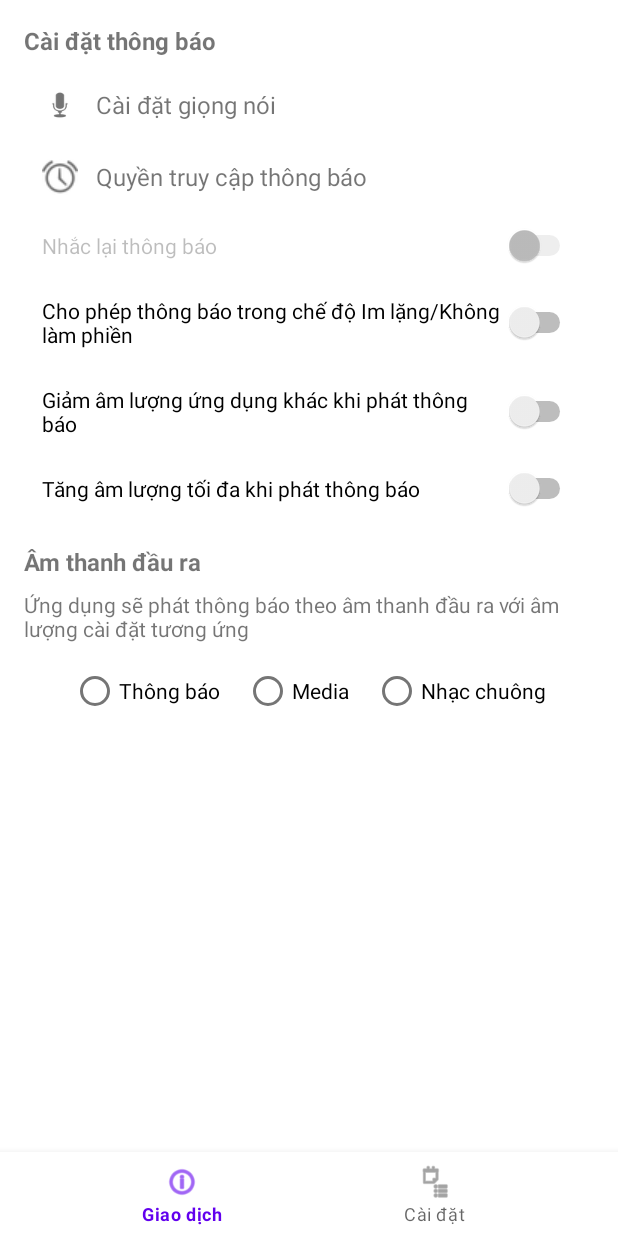
After one commit to Thang0611/NotiBank, an Android app: the fragment SettingsFragment placed in its activity, on a phone screen of 412 x 824 dp. The commit adds this screen. Run offline under Robolectric (Android 15) with nearby library versions, the phone set to English and light mode, and no system bars.

Commit message:
add settings

```diff
--- a/app/src/main/java/com/example/banknotireader/MainActivity.java
+++ b/app/src/main/java/com/example/banknotireader/MainActivity.java
@@ -19,7 +19,7 @@ public class MainActivity extends AppCompatActivity {
             if (item.getItemId() == R.id.nav_home) {
                 selectedFragment = new MainFragment();
             } else if (item.getItemId() == R.id.nav_chart) {
-                selectedFragment = new ChartFragment();
+                selectedFragment = new SettingsFragment();
             }
             getSupportFragmentManager().beginTransaction()
                     .replace(R.id.fragment_container, selectedFragment)
--- /dev/null
+++ b/app/src/main/java/com/example/banknotireader/SettingsFragment.java
@@ -0,0 +1,133 @@
+package com.example.banknotireader;
+
+import android.app.NotificationManager;
+import android.content.Context;
+import android.content.Intent;
+import android.content.SharedPreferences;
+import android.media.AudioManager;
+import android.os.Build;
+import android.os.Bundle;
+import android.provider.Settings;
+import android.view.LayoutInflater;
+import android.view.View;
+import android.view.ViewGroup;
+import android.widget.ImageView;
+import android.widget.LinearLayout;
+import android.widget.RadioGroup;
+import android.widget.Switch;
+import android.widget.TextView;
+import android.widget.Toast;
+
+import androidx.annotation.Nullable;
+import androidx.annotation.RequiresApi;
+import androidx.fragment.app.Fragment;
+
+import com.example.banknotireader.R;
+
+public class SettingsFragment extends Fragment {
+
+    private Switch switchNotifyInDnd, switchDuckOtherApps, switchBoostVolume;
+    private RadioGroup radioGroupOutput;
+    private AudioManager audioManager;
+
+    private LinearLayout layoutVoiceSettings, layoutNotificationAccess;
+
+    @Nullable
+    @Override
+    public View onCreateView(LayoutInflater inflater, ViewGroup container, Bundle savedInstanceState) {
+        View view = inflater.inflate(R.layout.fragment_settings, container, false);
+
+        // Khởi tạo AudioManager
+        audioManager = (AudioManager) requireContext().getSystemService(Context.AUDIO_SERVICE);
+
+        // Ánh xạ Switch
+        switchNotifyInDnd = view.findViewById(R.id.switch_notify_in_dnd);
+        switchDuckOtherApps = view.findViewById(R.id.switch_duck_other_apps);
+        switchBoostVolume = view.findViewById(R.id.switch_boost_volume);
+
+        // Ánh xạ RadioGroup
+        radioGroupOutput = view.findViewById(R.id.radio_output);
+
+        // Ánh xạ các mục cài đặt giọng nói và truy cập thông báo
+        layoutVoiceSettings = view.findViewById(R.id.layout_voice_settings);
+        layoutNotificationAccess = view.findViewById(R.id.layout_notification_access);
+
+        // Xử lý: Cài đặt giọng nói
+        layoutVoiceSettings.setOnClickListener(v -> {
+            Intent intent = new Intent(Settings.ACTION_VOICE_INPUT_SETTINGS);
+            startActivity(intent);
+        });
+
+        // Xử lý: Quyền truy cập thông báo
+        layoutNotificationAccess.setOnClickListener(v -> {
+            Intent intent = new Intent(Settings.ACTION_NOTIFICATION_LISTENER_SETTINGS);
+            startActivity(intent);
+        });
+
+        // 1. Cho phép phát thông báo khi đang ở chế độ im lặng (DND)
+        switchNotifyInDnd.setOnCheckedChangeListener((buttonView, isChecked) -> {
+            if (isChecked && Build.VERSION.SDK_INT >= Build.VERSION_CODES.M) {
+                NotificationManager notificationManager = (NotificationManager) getContext().getSystemService(Context.NOTIFICATION_SERVICE);
+                if (!notificationManager.isNotificationPolicyAccessGranted()) {
+                    Intent intent = new Intent(Settings.ACTION_NOTIFICATION_POLICY_ACCESS_SETTINGS);
+                    startActivity(intent);
+                    Toast.makeText(getContext(), "Cần cấp quyền Không làm phiền", Toast.LENGTH_SHORT).show();
+                } else {
+                    Toast.makeText(getContext(), "Đã bật phát thông báo trong chế độ im lặng", Toast.LENGTH_SHORT).show();
+                }
+            }
+        });
+
+
+        // 2. Giảm âm lượng ứng dụng khác khi phát thông báo
+        switchDuckOtherApps.setOnCheckedChangeListener((buttonView, isChecked) -> {
+            // Ghi nhớ trạng thái cho TTS hoặc MediaPlayer sau này
+            if (isChecked) {
+                Toast.makeText(getContext(), "Âm lượng ứng dụng khác sẽ bị giảm khi phát thông báo", Toast.LENGTH_SHORT).show();
+            } else {
+                Toast.makeText(getContext(), "Tắt giảm âm lượng ứng dụng khác", Toast.LENGTH_SHORT).show();
+            }
+        });
+
+        // 3. Tăng âm lượng tối đa khi phát thông báo
+        switchBoostVolume.setOnCheckedChangeListener((buttonView, isChecked) -> {
+            if (isChecked) {
+                audioManager.setStreamVolume(
+                        AudioManager.STREAM_MUSIC,
+                        audioManager.getStreamMaxVolume(AudioManager.STREAM_MUSIC),
+                        0
+                );
+                Toast.makeText(getContext(), "Đã tăng âm lượng tối đa", Toast.LENGTH_SHORT).show();
+            }
+        });
+
+// 4. Xử lý chọn đầu ra âm thanh
+        radioGroupOutput.setOnCheckedChangeListener((group, checkedId) -> {
+            int streamType = AudioManager.STREAM_RING; // mặc định nhạc chuông
+
+            if (checkedId == R.id.radio_notification) {
+                streamType = AudioManager.STREAM_NOTIFICATION;
+            } else if (checkedId == R.id.radio_media) {
+                streamType = AudioManager.STREAM_MUSIC;
+            } else if (checkedId == R.id.radio_ringtone) {
+                streamType = AudioManager.STREAM_RING;
+            }
+
+            Toast.makeText(getContext(), "Đã chọn đầu ra: " + streamTypeToString(streamType), Toast.LENGTH_SHORT).show();
+
+            SharedPreferences prefs = requireContext().getSharedPreferences("app_prefs", Context.MODE_PRIVATE);
+            prefs.edit().putInt("audio_output_stream", streamType).apply();
+        });
+
+        return view;
+    }
+    // Hàm tiện ích chuyển stream type sang tên dễ đọc
+    private String streamTypeToString(int streamType) {
+        switch (streamType) {
+            case AudioManager.STREAM_NOTIFICATION: return "Thông báo";
+            case AudioManager.STREAM_MUSIC: return "Media";
+            case AudioManager.STREAM_RING: return "Nhạc chuông";
+            default: return "Không xác định";
+        }
+    }
+}
--- /dev/null
+++ b/app/src/main/res/layout/fragment_settings.xml
@@ -0,0 +1,154 @@
+<?xml version="1.0" encoding="utf-8"?>
+<ScrollView xmlns:android="http://schemas.android.com/apk/res/android"
+    android:layout_width="match_parent"
+    android:layout_height="match_parent"
+    android:padding="16dp">
+
+    <LinearLayout
+        android:layout_width="match_parent"
+        android:layout_height="wrap_content"
+        android:orientation="vertical">
+
+        <!-- Nhóm: Cài đặt thông báo -->
+        <TextView
+            android:layout_width="wrap_content"
+            android:layout_height="wrap_content"
+            android:text="Cài đặt thông báo"
+            android:textSize="16sp"
+            android:textStyle="bold"
+            android:paddingBottom="8dp" />
+
+        <!-- Cài đặt giọng nói -->
+        <LinearLayout
+            android:id="@+id/layout_voice_settings"
+            android:layout_width="match_parent"
+            android:layout_height="wrap_content"
+            android:orientation="horizontal"
+            android:padding="12dp"
+            android:background="?android:attr/selectableItemBackground"
+            android:clickable="true"
+            android:focusable="true">
+
+            <ImageView
+                android:layout_width="24dp"
+                android:layout_height="24dp"
+                android:src="@android:drawable/ic_btn_speak_now"
+                android:contentDescription="Voice icon"
+                android:layout_gravity="center_vertical" />
+
+            <TextView
+                android:layout_marginStart="12dp"
+                android:layout_width="wrap_content"
+                android:layout_height="wrap_content"
+                android:text="Cài đặt giọng nói"
+                android:textSize="16sp"
+                android:layout_gravity="center_vertical" />
+        </LinearLayout>
+
+        <!-- Quyền truy cập thông báo -->
+        <LinearLayout
+            android:id="@+id/layout_notification_access"
+            android:layout_width="match_parent"
+            android:layout_height="wrap_content"
+            android:orientation="horizontal"
+            android:padding="12dp"
+            android:background="?android:attr/selectableItemBackground"
+            android:clickable="true"
+            android:focusable="true">
+
+            <ImageView
+                android:layout_width="24dp"
+                android:layout_height="24dp"
+                android:src="@android:drawable/ic_lock_idle_alarm"
+                android:contentDescription="Notification icon"
+                android:layout_gravity="center_vertical" />
+
+            <TextView
+                android:layout_marginStart="12dp"
+                android:layout_width="wrap_content"
+                android:layout_height="wrap_content"
+                android:text="Quyền truy cập thông báo"
+                android:textSize="16sp"
+                android:layout_gravity="center_vertical" />
+        </LinearLayout>
+
+        <!-- Switch: Nhắc lại thông báo -->
+        <Switch
+            android:id="@+id/switch_remind_notification"
+            android:layout_width="match_parent"
+            android:layout_height="wrap_content"
+            android:text="Nhắc lại thông báo"
+            android:padding="12dp"
+            android:enabled="false" />
+
+        <!-- Switch: Cho phép thông báo trong chế độ im lặng -->
+        <Switch
+            android:id="@+id/switch_notify_in_dnd"
+            android:layout_width="match_parent"
+            android:layout_height="wrap_content"
+            android:text="Cho phép thông báo trong chế độ Im lặng/Không làm phiền"
+            android:padding="12dp" />
+
+        <!-- Switch: Giảm âm lượng ứng dụng khác khi phát thông báo -->
+        <Switch
+            android:id="@+id/switch_duck_other_apps"
+            android:layout_width="match_parent"
+            android:layout_height="wrap_content"
+            android:text="Giảm âm lượng ứng dụng khác khi phát thông báo"
+            android:padding="12dp" />
+
+        <!-- Switch: Tăng âm lượng tối đa khi phát thông báo -->
+        <Switch
+            android:id="@+id/switch_boost_volume"
+            android:layout_width="match_parent"
+            android:layout_height="wrap_content"
+            android:text="Tăng âm lượng tối đa khi phát thông báo"
+            android:padding="12dp" />
+
+        <!-- Nhóm: Âm thanh đầu ra -->
+        <TextView
+            android:layout_marginTop="16dp"
+            android:layout_width="wrap_content"
+            android:layout_height="wrap_content"
+            android:text="Âm thanh đầu ra"
+            android:textSize="16sp"
+            android:textStyle="bold"
+            android:paddingBottom="8dp" />
+
+        <TextView
+            android:layout_width="match_parent"
+            android:layout_height="wrap_content"
+            android:text="Ứng dụng sẽ phát thông báo theo âm thanh đầu ra với âm lượng cài đặt tương ứng"
+            android:textSize="14sp"
+            android:paddingBottom="8dp" />
+
+        <RadioGroup
+            android:id="@+id/radio_output"
+            android:layout_width="match_parent"
+            android:layout_height="wrap_content"
+            android:orientation="horizontal"
+            android:gravity="center">
+
+            <RadioButton
+                android:id="@+id/radio_notification"
+                android:layout_width="wrap_content"
+                android:layout_height="wrap_content"
+                android:text="Thông báo" />
+
+            <RadioButton
+                android:id="@+id/radio_media"
+                android:layout_width="wrap_content"
+                android:layout_height="wrap_content"
+                android:text="Media"
+                android:layout_marginStart="16dp" />
+
+            <RadioButton
+                android:id="@+id/radio_ringtone"
+                android:layout_width="wrap_content"
+                android:layout_height="wrap_content"
+                android:text="Nhạc chuông"
+                android:layout_marginStart="16dp" />
+        </RadioGroup>
+
+    </LinearLayout>
+</ScrollView>
--- a/app/src/main/res/menu/bottom_nav_menu.xml
+++ b/app/src/main/res/menu/bottom_nav_menu.xml
@@ -2,9 +2,9 @@
     <item
         android:id="@+id/nav_home"
         android:icon="@android:drawable/ic_menu_info_details"
-        android:title="Main" />
+        android:title="Giao dịch" />
     <item
         android:id="@+id/nav_chart"
         android:icon="@android:drawable/ic_menu_agenda"
-        android:title="Doanh thu" />
+        android:title="Cài đặt" />
 </menu>
--- a/app/src/main/res/values-night/themes.xml
+++ b/app/src/main/res/values-night/themes.xml
@@ -1,6 +1,6 @@
 <resources xmlns:tools="http://schemas.android.com/tools">
     <!-- Base application theme. -->
-    <style name="Theme.BankNotiReader" parent="Theme.MaterialComponents.DayNight.DarkActionBar">
+    <style name="Theme.BankNotiReader" parent="Theme.MaterialComponents.DayNight.NoActionBar">
         <!-- Primary brand color. -->
         <item name="colorPrimary">@color/purple_200</item>
         <item name="colorPrimaryVariant">@color/purple_700</item>
--- a/app/src/main/res/values/themes.xml
+++ b/app/src/main/res/values/themes.xml
@@ -1,6 +1,6 @@
 <resources xmlns:tools="http://schemas.android.com/tools">
     <!-- Base application theme. -->
-    <style name="Theme.BankNotiReader" parent="Theme.MaterialComponents.DayNight.DarkActionBar">
+    <style name="Theme.BankNotiReader" parent="Theme.MaterialComponents.DayNight.NoActionBar">
         <!-- Primary brand color. -->
         <item name="colorPrimary">@color/purple_500</item>
         <item name="colorPrimaryVariant">@color/purple_700</item>
```
Also changed, not shown: app/src/main/java/com/example/banknotireader/BankNotificationListener.java (+61 -8 lines), app/src/main/java/com/example/banknotireader/ChartFragment.java (deleted, +0 -45 lines), app/src/main/java/com/example/banknotireader/SoundHelper.java (+50 -31 lines), app/src/main/res/layout/fragment_chart.xml (deleted, +0 -29 lines).
